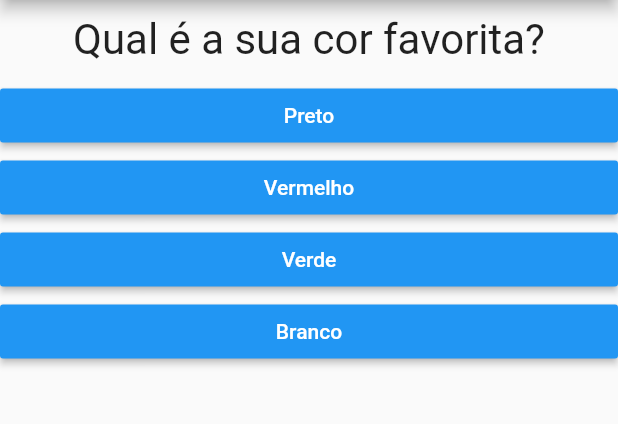
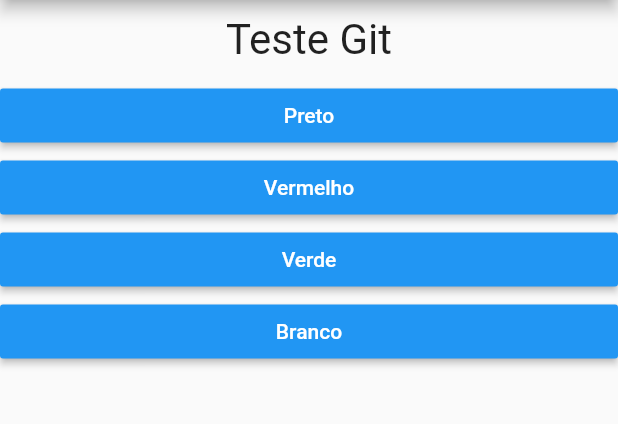
Before and after one commit to diogo-agb/projeto_perguntas, a Flutter app: the screen it shows after launch, on a phone screen of 412 x 824 dp, the part 84-508 px from its top. Run offline on Flutter 3.47's test engine with Material 2 defaults, Android fonts, the phone set to English and light mode, and no system bars.

Commit message:
Teste Git

```diff
--- a/lib/main.dart
+++ b/lib/main.dart
@@ -32,7 +32,7 @@ class _PerguntaAppState extends State<PerguntaApp> {
 
   final List<Map<String, Object>> _perguntas = const [
     {
-      'texto': 'Qual é a sua cor favorita?',
+      'texto': 'Teste Git', //Qual é a sua cor favorita?
       'respostas': [
         {'texto': 'Preto', 'pontuacao': 10},
         {'texto': 'Vermelho', 'pontuacao': 5},
```
